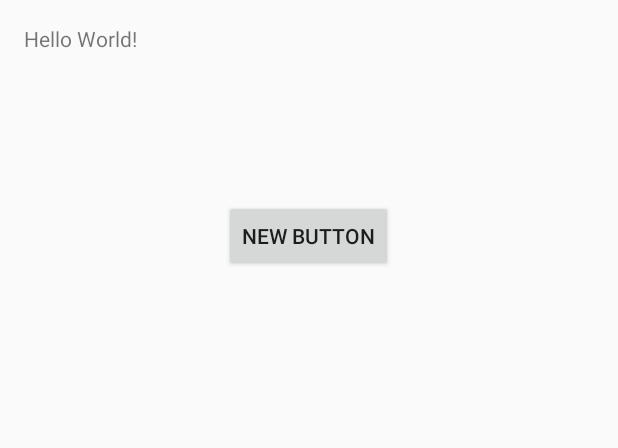
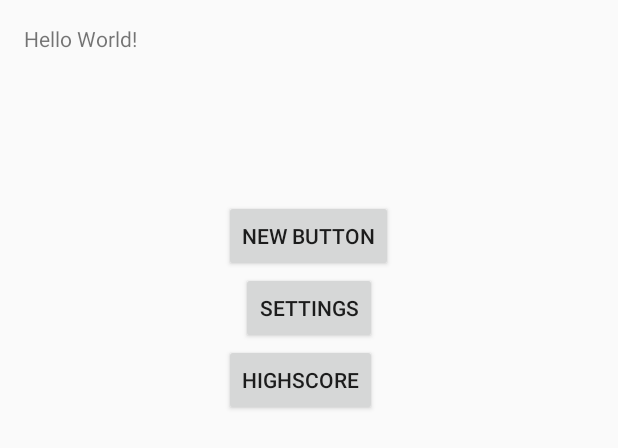
Before and after one commit to jb-co/m7019e-project, an Android app: the layout activity_main.xml on its own in the app's theme, with its tools: preview values and no code run, on a phone screen of 412 x 824 dp. Shown: the top 448 px of the screen. Run offline under Robolectric (Android 15) with nearby library versions, the phone set to English and light mode, and no system bars.

Commit message:
try stuff

```diff
--- a/app/src/main/java/com/example/johanboqvist/myproject/LevelData.java
+++ b/app/src/main/java/com/example/johanboqvist/myproject/GameData.java
@@ -14,7 +14,7 @@ import java.util.ArrayList;
 /**
  * Created by johanboqvist on 23/05/16.
  */
-public class LevelData {
+public class GameData {
 
     public final static int TILE_SIZE = 96;
     public final static int MAP_WIDTH = 24;
@@ -31,7 +31,7 @@ public class LevelData {
     private MapManager mapManager;
     private Context context;
 
-    public LevelData(Context context){
+    public GameData(Context context){
         this.context = context;
 
         player = new Player(TILE_SIZE * 10, TILE_SIZE * 4);
--- a/app/src/main/res/layout/activity_main.xml
+++ b/app/src/main/res/layout/activity_main.xml
@@ -23,4 +23,21 @@
         android:layout_below="@+id/textView"
         android:layout_centerHorizontal="true"
         android:layout_marginTop="98dp" />
+
+    <Button
+        android:layout_width="wrap_content"
+        android:layout_height="wrap_content"
+        android:text="Settings"
+        android:id="@+id/btnSettings"
+        android:layout_below="@+id/button"
+        android:layout_centerHorizontal="true" />
+
+    <Button
+        android:layout_width="wrap_content"
+        android:layout_height="wrap_content"
+        android:text="Highscore"
+        android:id="@+id/btnHighScore"
+        android:layout_below="@+id/btnSettings"
+        android:layout_alignLeft="@+id/button"
+        android:layout_alignStart="@+id/button" />
 </RelativeLayout>
```
Also changed, not shown: app/src/main/AndroidManifest.xml (+21 -4 lines), app/src/main/java/com/example/johanboqvist/myproject/GameStates/GameState.java (added, +7 -0 lines), app/src/main/java/com/example/johanboqvist/myproject/GameStates/LevelTransition.java (added, +7 -0 lines), app/src/main/java/com/example/johanboqvist/myproject/GameStates/Playing.java (added, +7 -0 lines), app/src/main/java/com/example/johanboqvist/myproject/HighScoreActivity.java (added, +13 -0 lines), app/src/main/java/com/example/johanboqvist/myproject/MainActivity.java (+14 -7 lines), app/src/main/java/com/example/johanboqvist/myproject/SurfaceActivity.java (+17 -19 lines), app/src/main/res/layout/activity_high_score.xml (added, +12 -0 lines).
